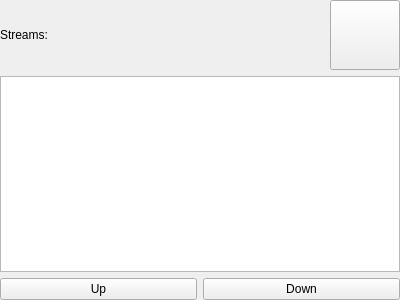
This is sources/ui/streamswidget.ui in Oyuret/liveGUIMobile as Qt 5 draws it before an edit. The edited form follows.
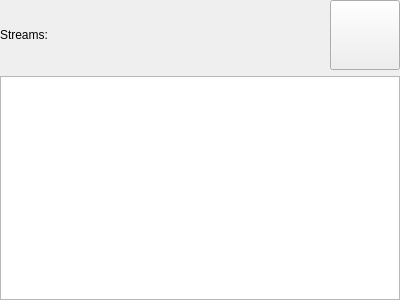
This is the edited form. Icons and pictures are not drawn.

Diff of the .ui file:
```diff
--- a/sources/ui/streamswidget.ui
+++ b/sources/ui/streamswidget.ui
@@ -84,32 +84,14 @@
      <property name="verticalScrollBarPolicy">
       <enum>Qt::ScrollBarAlwaysOff</enum>
      </property>
+     <property name="horizontalScrollBarPolicy">
+      <enum>Qt::ScrollBarAlwaysOff</enum>
+     </property>
      <property name="autoScroll">
       <bool>false</bool>
      </property>
     </widget>
    </item>
-   <item>
-    <layout class="QHBoxLayout" name="horizontalLayout_2">
-     <property name="topMargin">
-      <number>0</number>
-     </property>
-     <item>
-      <widget class="QPushButton" name="upButton">
-       <property name="text">
-        <string>Up</string>
-       </property>
-      </widget>
-     </item>
-     <item>
-      <widget class="QPushButton" name="downButton">
-       <property name="text">
-        <string>Down</string>
-       </property>
-      </widget>
-     </item>
-    </layout>
-   </item>
   </layout>
  </widget>
  <resources>
```
Left out of the diff: 6 changed lines with no effect on the pictures.
